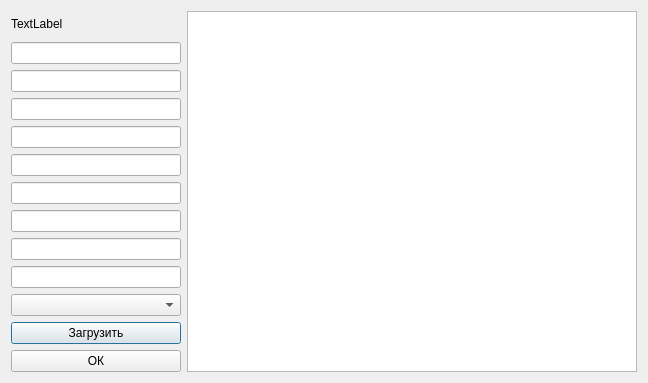
First picture: the form in forms/form_change.ui, repository 3xploit1/pp05, before the edit.
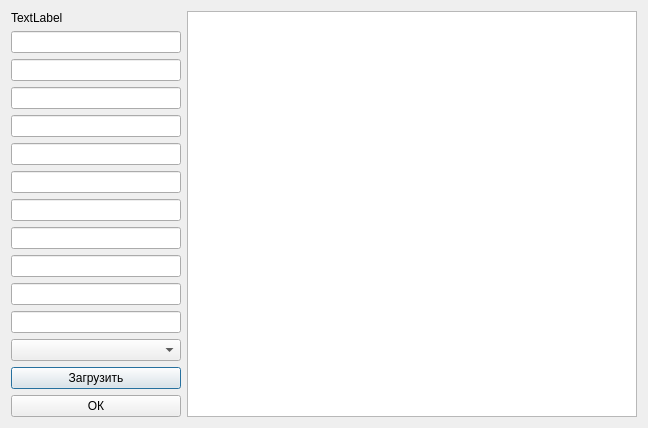
Second picture: the form after the edit.

The edit to the form file:
```diff
--- a/forms/form_change.ui
+++ b/forms/form_change.ui
@@ -44,6 +44,12 @@
      <item>
       <widget class="QLineEdit" name="le_passport_s"/>
      </item>
+     <item>
+      <widget class="QLineEdit" name="le_phone"/>
+     </item>
+     <item>
+      <widget class="QLineEdit" name="le_email"/>
+     </item>
      <item>
       <widget class="QLineEdit" name="le_passport_n"/>
      </item>
```
